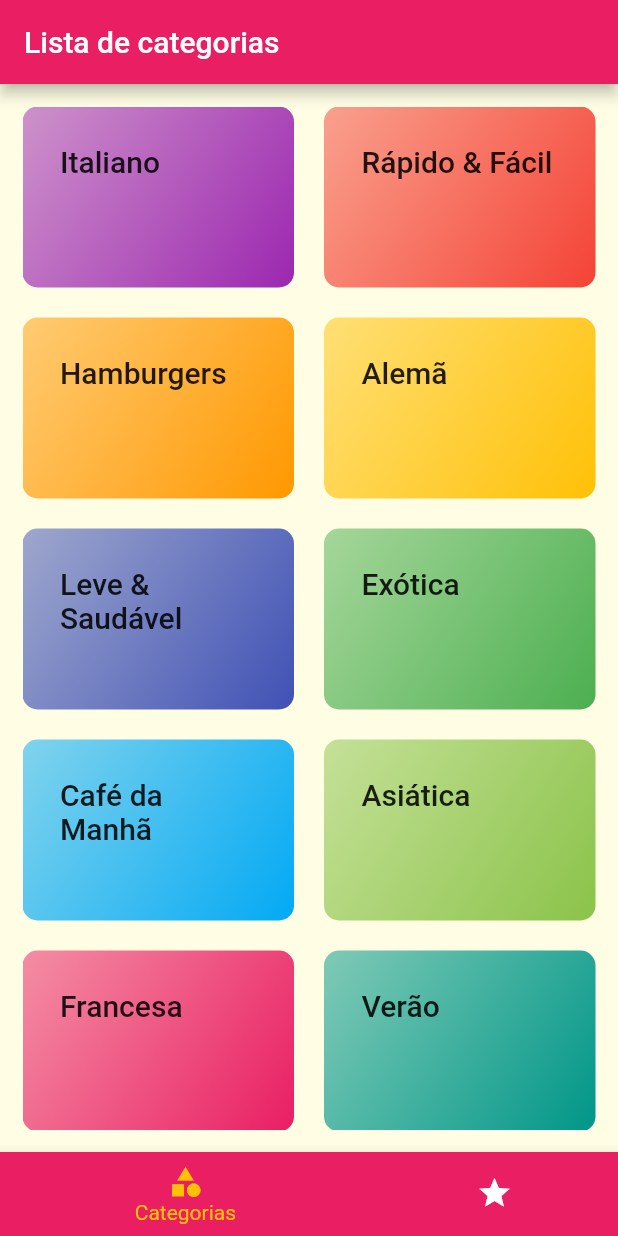
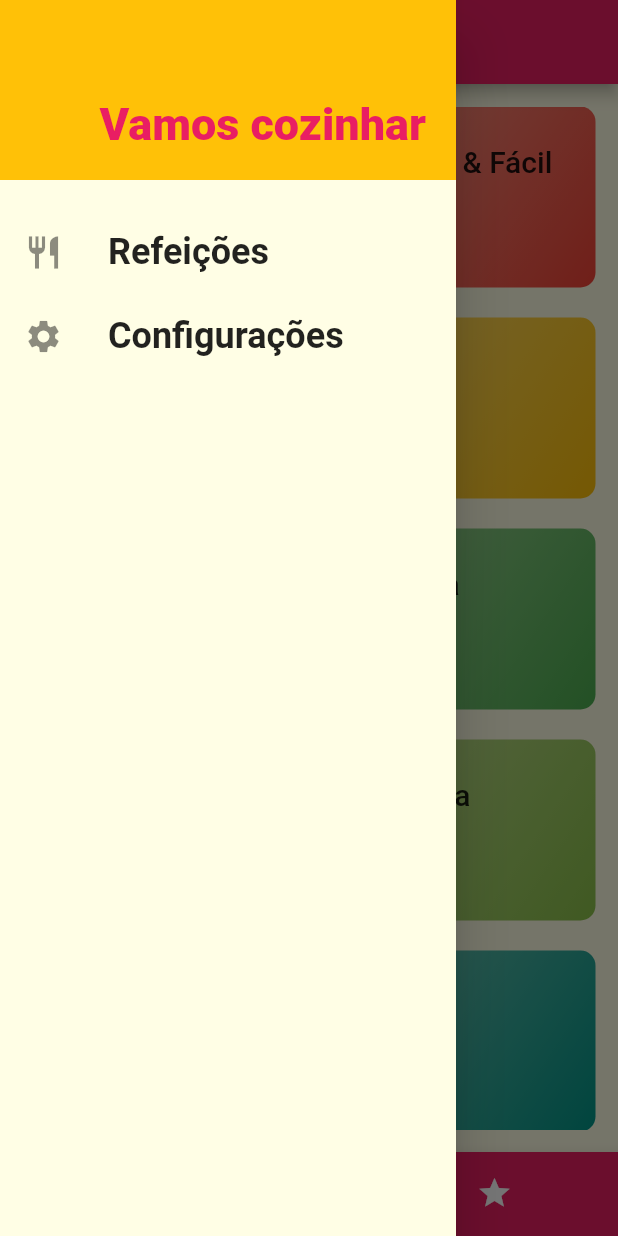
Before and after one commit to Rafa2266/meals-receitas-flutter, a Flutter app: the screen it shows after launch, with the side drawer open (before the commit the screen has no drawer), on a phone screen of 412 x 824 dp. Run offline on Flutter 3.47's test engine with Material 2 defaults, Android fonts, the phone set to English and light mode, and no system bars; Roboto replaces fonts that are missing (RobotoCondensed).

Commit message:
adicionado drawer

```diff
--- /dev/null
+++ b/lib/components/main_drawer.dart
@@ -0,0 +1,46 @@
+import 'package:flutter/material.dart';
+
+class MainDrawer extends StatelessWidget {
+  const MainDrawer({super.key});
+
+  @override
+  Widget build(BuildContext context) {
+    Widget _createItem(IconData icon, String label) {
+      return ListTile(
+        leading: Icon(
+          icon,
+          size: 26,
+        ),
+        title: Text(
+          label,
+          style: const TextStyle(
+              fontFamily: 'RobotoCondensed',
+              fontSize: 24,
+              fontWeight: FontWeight.bold),
+        ),
+      );
+    }
+
+    return Drawer(
+      child: Column(children: [
+        Container(
+          height: 120,
+          width: double.infinity,
+          padding: const EdgeInsets.all(20),
+          color: Theme.of(context).secondaryHeaderColor,
+          alignment: Alignment.bottomRight,
+          child: Text(
+            'Vamos cozinhar',
+            style: TextStyle(
+                fontWeight: FontWeight.w900,
+                fontSize: 30,
+                color: Theme.of(context).primaryColor),
+          ),
+        ),
+        const SizedBox(height: 20),
+        _createItem(Icons.restaurant, 'Refeições'),
+        _createItem(Icons.settings, 'Configurações'),
+      ]),
+    );
+  }
+}
--- a/lib/pages/tabs_page.dart
+++ b/lib/pages/tabs_page.dart
@@ -1,4 +1,5 @@
 import 'package:flutter/material.dart';
+import 'package:meals/components/main_drawer.dart';
 import 'package:meals/pages/categories_page.dart';
 import 'package:meals/pages/favorite_category_page.dart';
 
@@ -27,6 +28,7 @@ class _TabsPageState extends State<TabsPage> {
         appBar: AppBar(
           title: Text(_pages[_selectedPageIndex]['title'] as String),
         ),
+        drawer: const MainDrawer(),
         body: _pages[_selectedPageIndex]['component'] as Widget,
         bottomNavigationBar: BottomNavigationBar(
           onTap: _selectPage,
```
